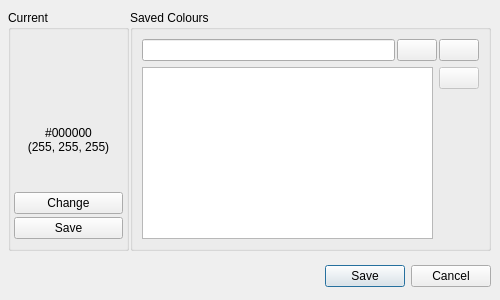
First picture: the form in data/qt/colour-picker.ui, repository polychromatic/polychromatic, before the edit.
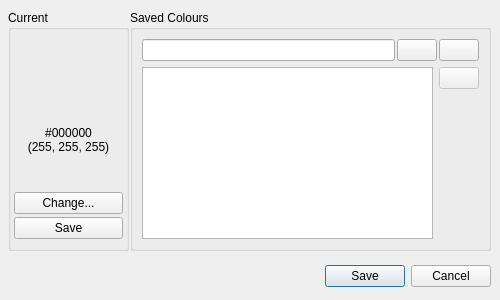
Second picture: the form after the edit. Icons and pictures are not drawn.

Diff of the .ui file:
```diff
--- a/data/qt/colour-picker.ui
+++ b/data/qt/colour-picker.ui
@@ -155,7 +155,7 @@
           <string>Opens the system's colour picker</string>
          </property>
          <property name="text">
-          <string>Change</string>
+          <string>Change...</string>
          </property>
          <property name="icon">
           <iconset theme="document-edit">
```
Left out of the diff: 12 changed lines with no effect on the pictures.
